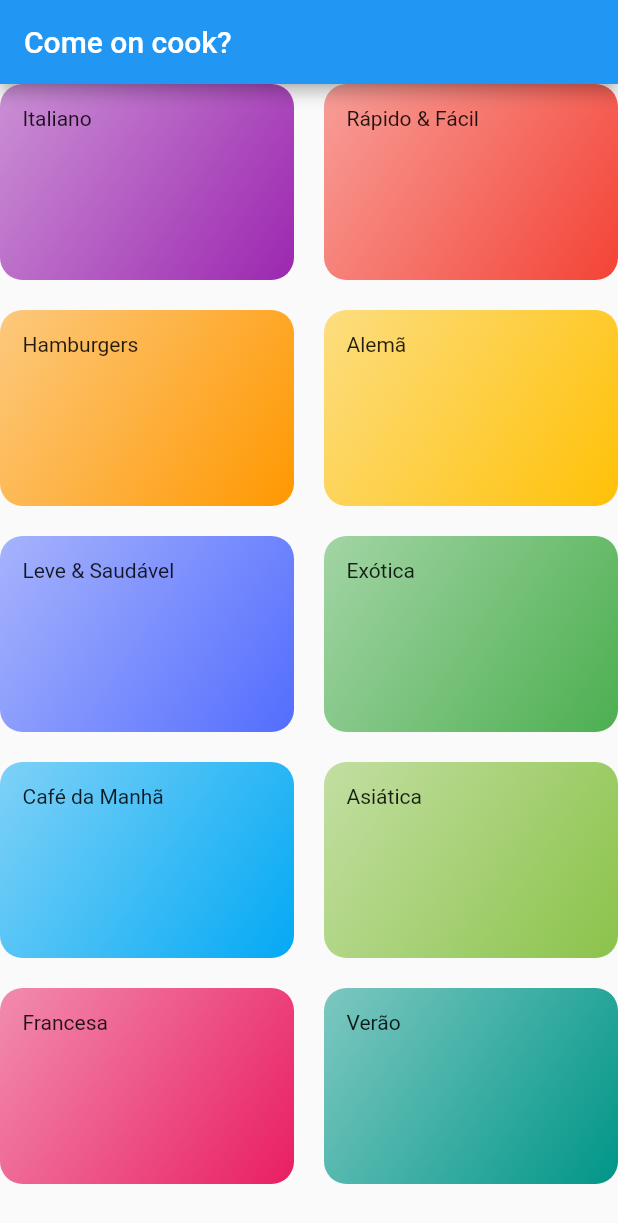
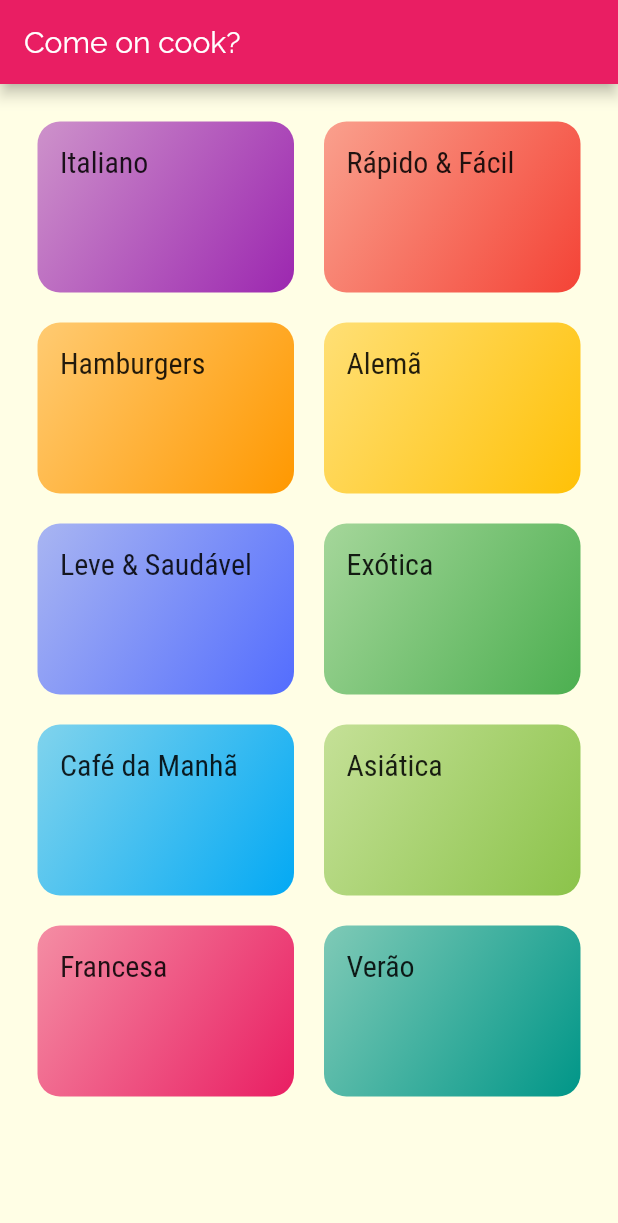
Before and after one commit to avatarrrrr/meals, a Flutter app: the screen it shows after launch, on a phone screen of 412 x 824 dp. Shown: the top 1223 px of the screen. Run offline on Flutter 3.47's test engine with Material 2 defaults, Android fonts, the light colour scheme and no system bars.

Commit message:
Implement Theme

```diff
--- a/lib/components/category_item.dart
+++ b/lib/components/category_item.dart
@@ -10,7 +10,10 @@
   Widget build(BuildContext context) {
     return Container(
       padding: const EdgeInsets.all(15),
-      child: Text(category.title),
+      child: Text(
+        category.title,
+        style: Theme.of(context).textTheme.title,
+      ),
       decoration: BoxDecoration(
         borderRadius: BorderRadius.circular(15),
         gradient: LinearGradient(
--- a/lib/main.dart
+++ b/lib/main.dart
@@ -9,7 +9,16 @@
     return MaterialApp(
       title: 'Come on cook?',
       theme: ThemeData(
-        primarySwatch: Colors.blue,
+        primarySwatch: Colors.pink,
+        accentColor: Colors.amber,
+        fontFamily: 'Raleway',
+        textTheme: ThemeData.light().textTheme.copyWith(
+              title: TextStyle(
+                fontSize: 20,
+                fontFamily: 'RobotoCondensed',
+              ),
+            ),
+        canvasColor: Color.fromRGBO(255, 254, 229, 1),
       ),
       home: CategoriesScreen(),
     );
--- a/lib/screens/categories_screens.dart
+++ b/lib/screens/categories_screens.dart
@@ -10,6 +10,7 @@
         title: Text('Come on cook?'),
       ),
       body: GridView(
+        padding: const EdgeInsets.all(25),
         gridDelegate: SliverGridDelegateWithMaxCrossAxisExtent(
           maxCrossAxisExtent: 200,
           childAspectRatio: 3 / 2,
```
Also changed, not shown: pubspec.yaml (+17 -12 lines), assets/fonts/Raleway-Black.ttf (added), assets/fonts/Raleway-Bold.ttf (added), assets/fonts/Raleway-Regular.ttf (added), assets/fonts/RobotoCondensed-Bold.ttf (added), assets/fonts/RobotoCondensed-Italic.ttf (added), assets/fonts/RobotoCondensed-Light.ttf (added), assets/fonts/RobotoCondensed-Regular.ttf (added).
